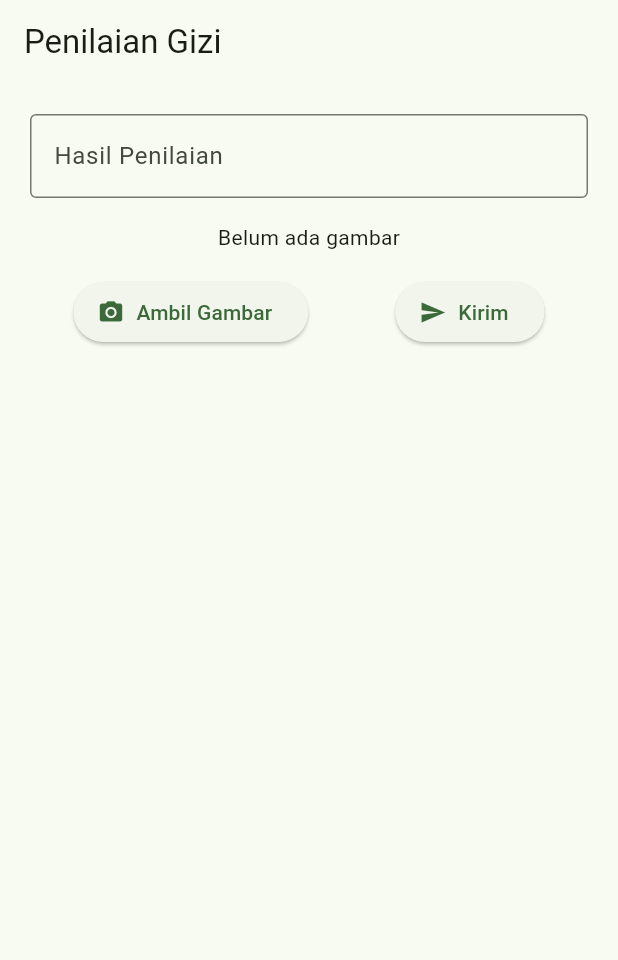
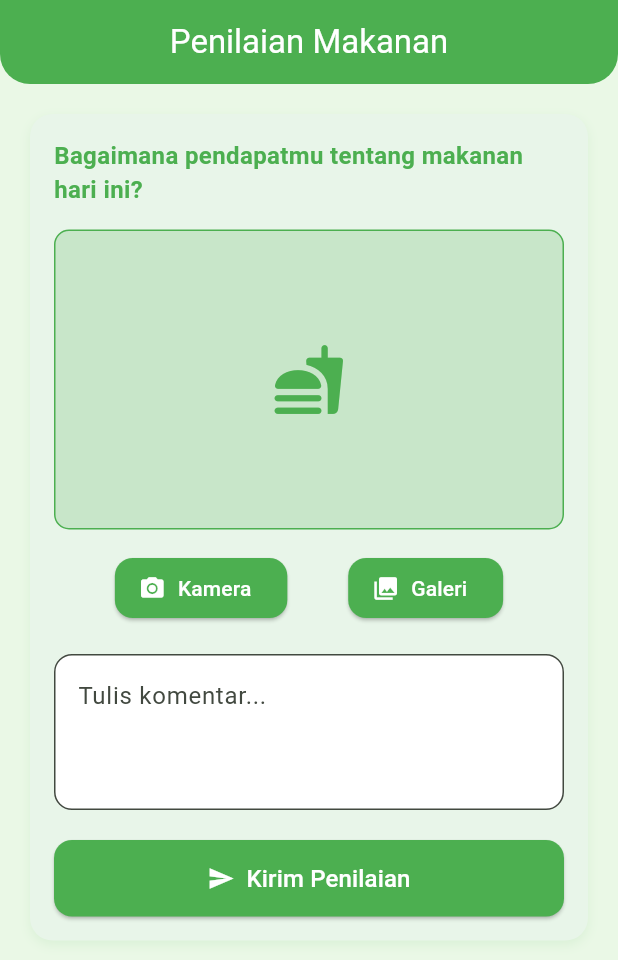
Before and after one commit to Afriyaniwulandari/UTS---Giziku, a Flutter app: the PenilaianPage screen opened directly with empty values, on a phone screen of 412 x 824 dp. Shown: the top 960 px of the screen. Run offline on Flutter 3.47's test engine with Material 3 defaults, Android fonts, the phone set to English and light mode, and no system bars; our stand-ins replace image_picker.

Commit message:
Menghilangkan Kalimat

```diff
--- a/lib/pages/penilaian_page.dart
+++ b/lib/pages/penilaian_page.dart
@@ -1,6 +1,6 @@
+import 'dart:io';
 import 'package:flutter/material.dart';
 import 'package:image_picker/image_picker.dart';
-import 'dart:io';
 
 class PenilaianPage extends StatefulWidget {
   final Function(Map<String, dynamic>) onKirim;
@@ -12,69 +12,191 @@ class PenilaianPage extends StatefulWidget {
 }
 
 class _PenilaianPageState extends State<PenilaianPage> {
-  File? _image;
   final TextEditingController _hasilController = TextEditingController();
+  File? _gambar;
+  final ImagePicker _picker = ImagePicker();
 
-  Future<void> _ambilGambar() async {
-    final picker = ImagePicker();
-    final picked = await picker.pickImage(source: ImageSource.camera);
-
-    if (picked != null) {
+  Future<void> _ambilGambar(ImageSource source) async {
+    final pickedFile = await _picker.pickImage(
+      source: source,
+      imageQuality: 80,
+    );
+    if (pickedFile != null) {
       setState(() {
-        _image = File(picked.path);
+        _gambar = File(pickedFile.path);
       });
     }
   }
 
   void _kirimPenilaian() {
-    if (_hasilController.text.isNotEmpty && _image != null) {
-      widget.onKirim({
-        "hasil": _hasilController.text,
-        "gambar": _image!.path,
-        "tanggal": DateTime.now().toString(),
+    if (_hasilController.text.isEmpty || _gambar == null) {
+      ScaffoldMessenger.of(context).showSnackBar(
+        const SnackBar(
+          content: Text("Isi hasil dan pilih gambar terlebih dahulu!"),
+        ),
+      );
+      return;
+    }
+
+    final data = {
+      'hasil': _hasilController.text,
+      'gambar': _gambar!.path,
+      'tanggal': DateTime.now().toString().substring(0, 16),
+    };
+
+    widget.onKirim(data);
+
+    setState(() {
+      _hasilController.clear();
+      _gambar = null;
     });
+
     ScaffoldMessenger.of(context).showSnackBar(
-        const SnackBar(content: Text('Penilaian berhasil dikirim')),
+      const SnackBar(content: Text("Penilaian berhasil dikirim!")),
     );
-      _hasilController.clear();
-      setState(() => _image = null);
-    }
   }
 
   @override
   Widget build(BuildContext context) {
     return Scaffold(
-      appBar: AppBar(title: const Text('Penilaian Gizi')),
-      body: Padding(
+      backgroundColor: const Color(0xFFEAF8E6),
+      appBar: AppBar(
+        title: const Text("Penilaian Makanan"),
+        centerTitle: true,
+        backgroundColor: Colors.green,
+        foregroundColor: Colors.white,
+        shape: const RoundedRectangleBorder(
+          borderRadius: BorderRadius.vertical(bottom: Radius.circular(20)),
+        ),
+      ),
+      body: SingleChildScrollView(
         padding: const EdgeInsets.all(20),
         child: Column(
           children: [
+            Container(
+              decoration: BoxDecoration(
+                color: Colors.green[50],
+                borderRadius: BorderRadius.circular(15),
+                boxShadow: [
+                  BoxShadow(
+                    color: Colors.green.withOpacity(0.1),
+                    blurRadius: 6,
+                    offset: const Offset(0, 3),
+                  ),
+                ],
+              ),
+              padding: const EdgeInsets.all(16),
+              child: Column(
+                children: [
+                  const Text(
+                    "Bagaimana pendapatmu tentang makanan hari ini?",
+                    style: TextStyle(
+                      fontSize: 16,
+                      fontWeight: FontWeight.w600,
+                      color: Colors.green,
+                    ),
+                  ),
+                  const SizedBox(height: 15),
+
+                  // Gambar jika ada
+                  _gambar != null
+                      ? ClipRRect(
+                          borderRadius: BorderRadius.circular(10),
+                          child: Image.file(
+                            _gambar!,
+                            height: 200,
+                            width: double.infinity,
+                            fit: BoxFit.cover,
+                          ),
+                        )
+                      : Container(
+                          height: 200,
+                          width: double.infinity,
+                          decoration: BoxDecoration(
+                            color: Colors.green[100],
+                            borderRadius: BorderRadius.circular(10),
+                            border: Border.all(color: Colors.green, width: 1),
+                          ),
+                          child: const Icon(
+                            Icons.fastfood_rounded,
+                            color: Colors.green,
+                            size: 50,
+                          ),
+                        ),
+
+                  const SizedBox(height: 15),
+
+                  // Tombol ambil gambar
+                  Row(
+                    mainAxisAlignment: MainAxisAlignment.spaceEvenly,
+                    children: [
+                      ElevatedButton.icon(
+                        onPressed: () => _ambilGambar(ImageSource.camera),
+                        icon: const Icon(Icons.camera_alt),
+                        label: const Text("Kamera"),
+                        style: ElevatedButton.styleFrom(
+                          backgroundColor: Colors.green,
+                          foregroundColor: Colors.white,
+                          shape: RoundedRectangleBorder(
+                            borderRadius: BorderRadius.circular(12),
+                          ),
+                        ),
+                      ),
+                      ElevatedButton.icon(
+                        onPressed: () => _ambilGambar(ImageSource.gallery),
+                        icon: const Icon(Icons.photo_library),
+                        label: const Text("Galeri"),
+                        style: ElevatedButton.styleFrom(
+                          backgroundColor: Colors.green,
+                          foregroundColor: Colors.white,
+                          shape: RoundedRectangleBorder(
+                            borderRadius: BorderRadius.circular(12),
+                          ),
+                        ),
+                      ),
+                    ],
+                  ),
+
+                  const SizedBox(height: 20),
+
+                  // Kolom komentar
                   TextField(
                     controller: _hasilController,
-              decoration: const InputDecoration(
-                labelText: 'Hasil Penilaian',
-                border: OutlineInputBorder(),
+                    decoration: InputDecoration(
+                      hintText: "Tulis komentar...",
+                      filled: true,
+                      fillColor: Colors.white,
+                      border: OutlineInputBorder(
+                        borderRadius: BorderRadius.circular(12),
                       ),
                     ),
-            const SizedBox(height: 16),
-            _image == null
-                ? const Text('Belum ada gambar')
-                : Image.file(_image!, height: 200),
-            const SizedBox(height: 16),
-            Row(
-              mainAxisAlignment: MainAxisAlignment.spaceAround,
-              children: [
-                ElevatedButton.icon(
-                  onPressed: _ambilGambar,
-                  icon: const Icon(Icons.camera_alt),
-                  label: const Text('Ambil Gambar'),
+                    maxLines: 3,
                   ),
-                ElevatedButton.icon(
+
+                  const SizedBox(height: 20),
+
+                  // Tombol kirim
+                  SizedBox(
+                    width: double.infinity,
+                    child: ElevatedButton.icon(
                       onPressed: _kirimPenilaian,
                       icon: const Icon(Icons.send),
-                  label: const Text('Kirim'),
+                      label: const Text(
+                        "Kirim Penilaian",
+                        style: TextStyle(fontSize: 16),
+                      ),
+                      style: ElevatedButton.styleFrom(
+                        backgroundColor: Colors.green,
+                        foregroundColor: Colors.white,
+                        padding: const EdgeInsets.symmetric(vertical: 14),
+                        shape: RoundedRectangleBorder(
+                          borderRadius: BorderRadius.circular(12),
+                        ),
+                      ),
+                    ),
                   ),
                 ],
+              ),
             ),
           ],
         ),
```
Lines whose indentation alone changed are shown as unchanged.
